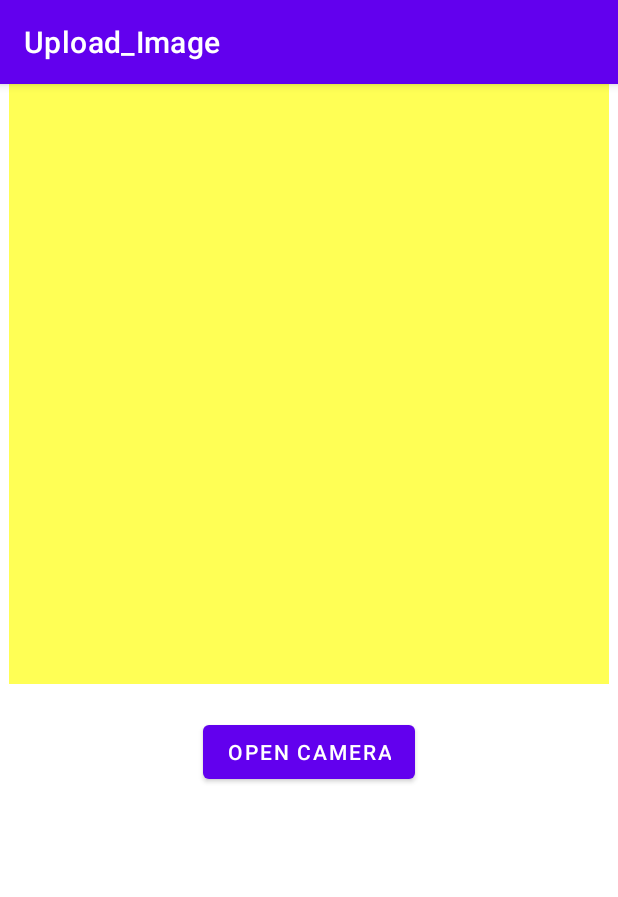
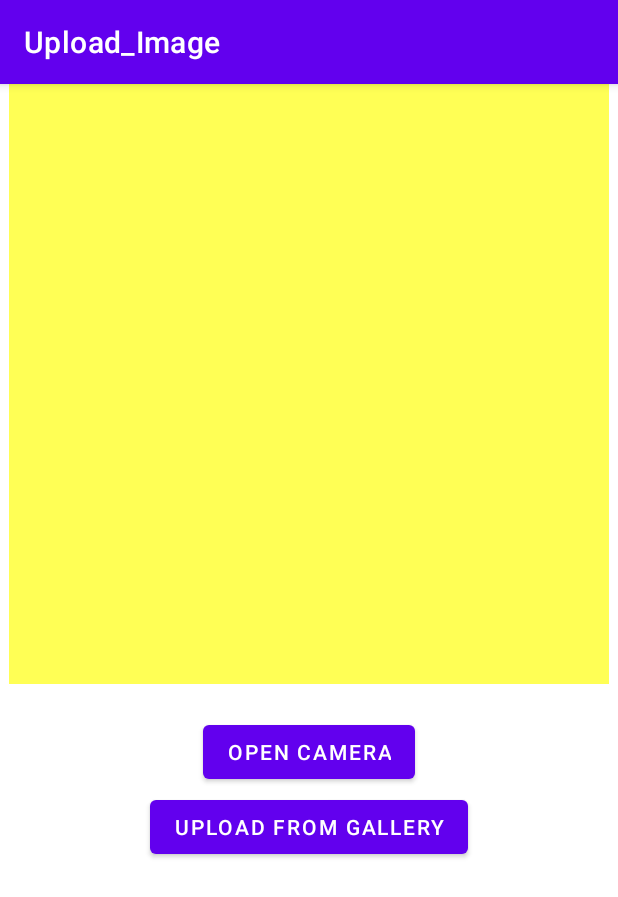
Before and after one commit to harshulmidha/ML_Product_Frontend_App_Dev, an Android app: the screen it shows after launch (MainActivity), on a phone screen of 412 x 824 dp. Shown: the top 897 px of the screen. Run offline under Robolectric (Android 15) with nearby library versions, the phone set to English and light mode, and no system bars; our stand-ins replace navigation-ui.

Commit message:
Implemented Upload from Gallery feature

```diff
--- a/app/src/main/java/com/example/upload_image/MainActivity.java
+++ b/app/src/main/java/com/example/upload_image/MainActivity.java
@@ -1,4 +1,6 @@
 package com.example.upload_image;
+
+import static com.example.upload_image.R.id.imgReceived;
 
 import android.content.Intent;
 import android.graphics.Bitmap;
@@ -21,18 +23,29 @@ import com.example.upload_image.databinding.ActivityMainBinding;
 
 public class MainActivity extends AppCompatActivity {
     private final int CAMERA_REQ_CODE = 100;
-    ImageView imgCamera;
+    private final int GALLERY_REQ_CODE = 200;
+    ImageView imgReceived;
     @Override
     protected void onCreate(Bundle savedInstanceState) {
         super.onCreate(savedInstanceState);
         setContentView(R.layout.activity_main);
-        imgCamera = findViewById(R.id.imgCamera);
+        imgReceived = findViewById(R.id.imgReceived);
         Button btnCamera = findViewById(R.id.btnCamera);
+        Button btnGallery = findViewById(R.id.btnGallery);
+
         btnCamera.setOnClickListener(new View.OnClickListener() {
             @Override
             public void onClick(View view) {
                 Intent iCamera = new Intent(MediaStore.ACTION_IMAGE_CAPTURE);
                 startActivityForResult(iCamera,CAMERA_REQ_CODE);
+            }
+        });
+        btnGallery.setOnClickListener(new View.OnClickListener() {
+            @Override
+            public void onClick(View view) {
+                Intent iGallery = new Intent(Intent.ACTION_PICK);
+                iGallery.setData(MediaStore.Images.Media.EXTERNAL_CONTENT_URI);
+                startActivityForResult(iGallery,GALLERY_REQ_CODE);
             }
         });
     }
@@ -44,7 +57,10 @@ public class MainActivity extends AppCompatActivity {
             if(requestCode==CAMERA_REQ_CODE){
                 //for camera
                 Bitmap img = (Bitmap)data.getExtras().get("data");
-                imgCamera.setImageBitmap(img);
+                imgReceived.setImageBitmap(img);
+            }
+            else if(requestCode==GALLERY_REQ_CODE){
+                imgReceived.setImageURI(data.getData());
             }
         }
     }
--- a/app/src/main/res/layout/activity_main.xml
+++ b/app/src/main/res/layout/activity_main.xml
@@ -13,11 +13,17 @@
         android:layout_height="400dp"
         android:scaleType="fitXY"
         android:src="#FF5"
-        android:id="@+id/imgCamera"/>
+        android:id="@+id/imgReceived"/>
     <Button
         android:layout_width="wrap_content"
         android:layout_height="wrap_content"
         android:id="@+id/btnCamera"
         android:layout_marginTop="21dp"
         android:text="Open Camera"/>
+    <Button
+        android:layout_width="wrap_content"
+        android:layout_height="wrap_content"
+        android:id="@+id/btnGallery"
+        android:layout_marginTop="2dp"
+        android:text="Upload from Gallery"/>
 </LinearLayout>
```
